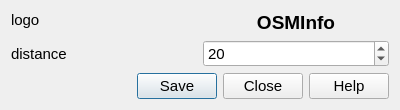
First picture: the form in ui/settingsdialogbase.ui, repository nextgis/qgis_osminfo, before the edit.
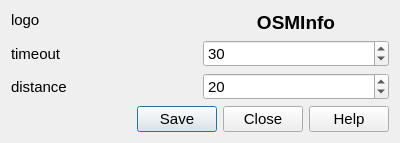
Second picture: the form after the edit.

Commit message: setting for timeout

```diff
--- a/ui/settingsdialogbase.ui
+++ b/ui/settingsdialogbase.ui
@@ -7,7 +7,7 @@
     <x>0</x>
     <y>0</y>
     <width>400</width>
-    <height>110</height>
+    <height>141</height>
    </rect>
   </property>
   <property name="font">
@@ -19,6 +19,39 @@
    <string>About OSMInfo</string>
   </property>
   <layout class="QGridLayout" name="gridLayout" columnstretch="0,0">
+   <item row="2" column="1">
+    <widget class="QSpinBox" name="distSpinner">
+     <property name="font">
+      <font>
+       <pointsize>11</pointsize>
+      </font>
+     </property>
+     <property name="minimum">
+      <number>1</number>
+     </property>
+     <property name="maximum">
+      <number>1000</number>
+     </property>
+     <property name="singleStep">
+      <number>1</number>
+     </property>
+     <property name="value">
+      <number>20</number>
+     </property>
+    </widget>
+   </item>
+   <item row="2" column="0">
+    <widget class="QLabel" name="lblDistance">
+     <property name="font">
+      <font>
+       <pointsize>11</pointsize>
+      </font>
+     </property>
+     <property name="text">
+      <string>distance</string>
+     </property>
+    </widget>
+   </item>
    <item row="0" column="0">
     <widget class="QLabel" name="lblLogo">
      <property name="font">
@@ -54,7 +87,7 @@
      </property>
     </widget>
    </item>
-   <item row="2" column="0" colspan="2">
+   <item row="5" column="0" colspan="2">
     <widget class="QDialogButtonBox" name="buttonBox">
      <property name="font">
       <font>
@@ -69,36 +102,17 @@
      </property>
     </widget>
    </item>
-   <item row="1" column="1">
-    <widget class="QSpinBox" name="distSpinner">
-     <property name="font">
-      <font>
-       <pointsize>11</pointsize>
-      </font>
-     </property>
-     <property name="minimum">
-      <number>1</number>
-     </property>
-     <property name="maximum">
-      <number>1000</number>
-     </property>
-     <property name="singleStep">
-      <number>1</number>
-     </property>
-     <property name="value">
-      <number>20</number>
-     </property>
-    </widget>
-   </item>
    <item row="1" column="0">
-    <widget class="QLabel" name="lblDistance">
-     <property name="font">
-      <font>
-       <pointsize>11</pointsize>
-      </font>
-     </property>
+    <widget class="QLabel" name="lblTimeout">
      <property name="text">
-      <string>distance</string>
+      <string>timeout</string>
+     </property>
+    </widget>
+   </item>
+   <item row="1" column="1">
+    <widget class="QSpinBox" name="timeoutSpinner">
+     <property name="value">
+      <number>30</number>
      </property>
     </widget>
    </item>
```
The commit also changes 3 other files.
